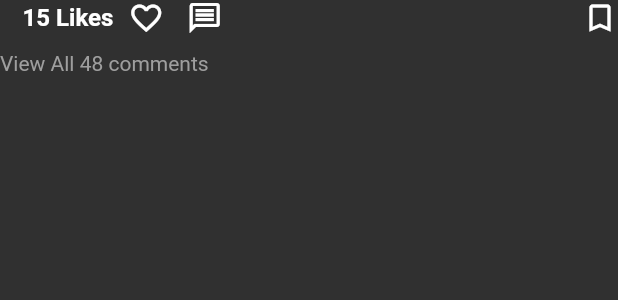
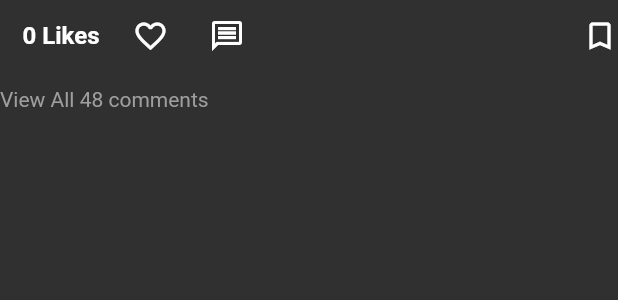
Before and after one commit to abhisheklive01/social_chat_app, a Flutter app: the PostFooter widget shown alone on an empty page, opened directly with empty values, on a phone screen of 412 x 824 dp. Shown: the top 300 px of the screen. Run offline on Flutter 3.47's test engine with Material 2 defaults, Android fonts, the phone set to English and light mode, and no system bars; our stand-ins replace cloud_firestore, firebase_auth, firebase_core, firebase_storage, image_picker; missing offline and left inert: video_compress; accounts and stored records are empty; network calls fail.

Commit message:
likes part done

```diff
--- a/lib/prensentation/pages/home/widgets/post_card.dart
+++ b/lib/prensentation/pages/home/widgets/post_card.dart
@@ -33,7 +33,10 @@ class PostCard extends StatelessWidget {
           SizedBox(
             height: 15,
           ),
-          PostFooter(likeImagesList: likeImagesList),
+          PostFooter(
+            likeImagesList: likeImagesList,
+            postData: postData,
+          ),
         ],
       ),
     );
--- a/lib/prensentation/pages/home/widgets/post_footer.dart
+++ b/lib/prensentation/pages/home/widgets/post_footer.dart
@@ -1,14 +1,46 @@
+import 'package:firebase_auth/firebase_auth.dart';
 import 'package:flutter/material.dart';
 
+import '../../../../services/firestore_service.dart';
 import 'like_images.dart';
 
-class PostFooter extends StatelessWidget {
+class PostFooter extends StatefulWidget {
   const PostFooter({
     super.key,
     required this.likeImagesList,
+    required this.postData,
   });
+  final dynamic postData;
 
   final List<String> likeImagesList;
+
+  @override
+  State<PostFooter> createState() => _PostFooterState();
+}
+
+class _PostFooterState extends State<PostFooter> {
+  var isLike = false;
+  var likeCount = 0;
+
+  var firestoreService = FirestoreService();
+
+  void initState() {
+    super.initState();
+    likeCount = widget.postData['likesCount'];
+  }
+
+  like() {
+    setState(() {
+      isLike = !isLike;
+      if (isLike) {
+        likeCount++;
+      } else {
+        likeCount--;
+      }
+      firestoreService.isLike(isLike, widget.postData['id'],
+          FirebaseAuth.instance.currentUser!.uid);
+    });
+  }
 
   @override
   Widget build(BuildContext context) {
@@ -22,18 +54,27 @@ class PostFooter extends StatelessWidget {
             Row(
               children: [
                 LikesImages(
-                  likeImages: likeImagesList,
+                  likeImages: widget.likeImagesList,
                 ),
                 SizedBox(
                   width: 15,
                 ),
-                Text("15 Likes",
+                Text("$likeCount Likes",
                     style:
                         TextStyle(fontWeight: FontWeight.bold, fontSize: 16)),
                 SizedBox(
                   width: 10,
                 ),
-                Icon(Icons.favorite_border_outlined),
+                IconButton(
+                    onPressed: () {
+                      like();
+                    },
+                    icon: isLike
+                        ? Icon(
+                            Icons.favorite,
+                            color: Colors.red,
+                          )
+                        : Icon(Icons.favorite_border_outlined)),
                 SizedBox(
                   width: 15,
                 ),
```
Also changed, not shown: lib/services/firestore_service.dart (+16 -0 lines).
